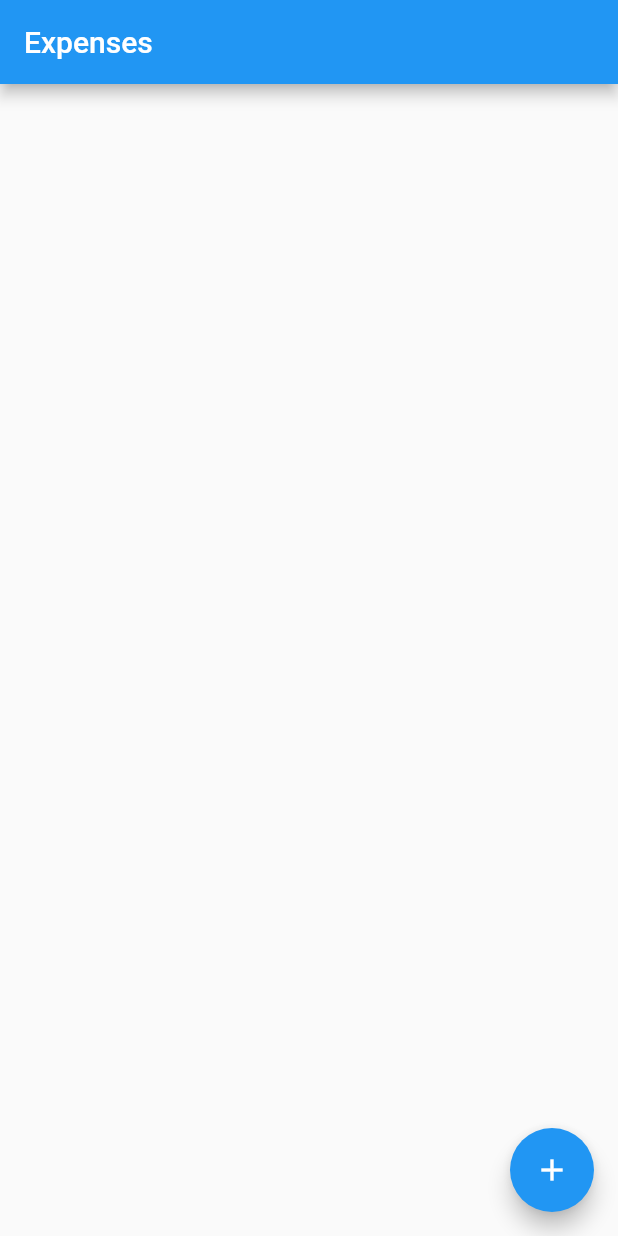
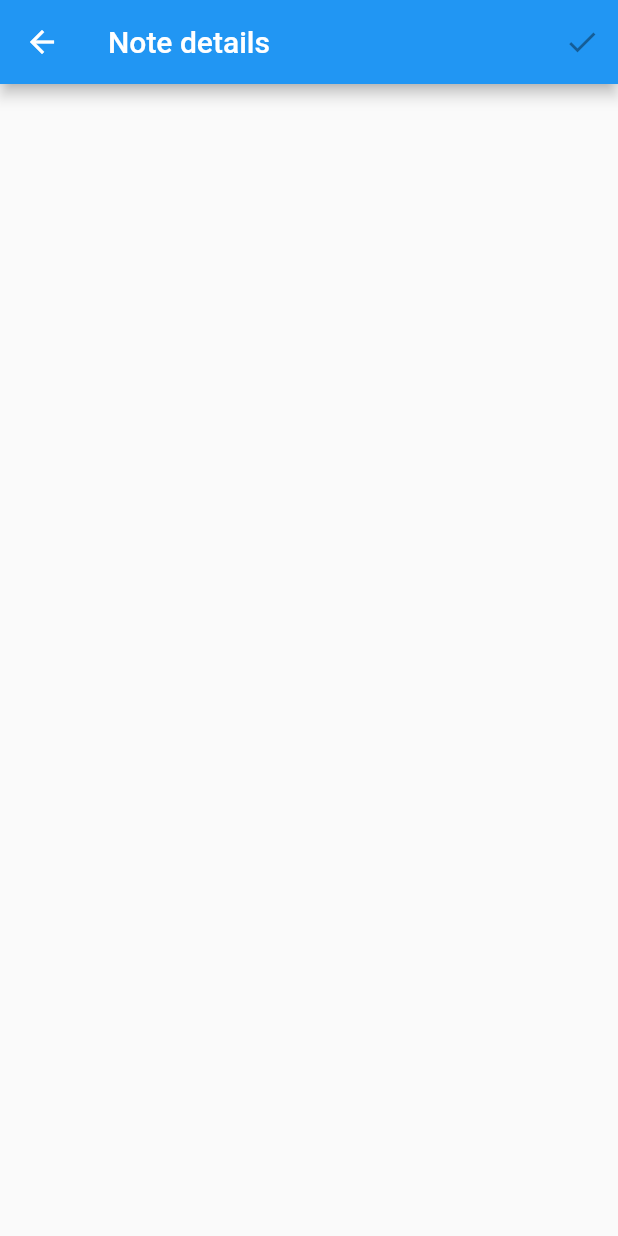
Before and after one commit to fpalonso/savings, a Flutter app: the screen it shows after launch, after a tap on the "add" icon, on a phone screen of 412 x 824 dp. Run offline on Flutter 3.47's test engine with Material 2 defaults, Android fonts, the phone set to English and light mode, and no system bars; our stand-ins replace decimal.

Commit message:
open note details when + is pressed

```diff
--- a/lib/src/app.dart
+++ b/lib/src/app.dart
@@ -6,7 +6,7 @@ class App extends StatelessWidget {
   Widget build(BuildContext context) {
     return MaterialApp(
       title: 'Savings',
-      home: NoteList(),
+      home: NoteList('Notes'),
     );
   }
 }
--- a/lib/src/ui/note_details.dart
+++ b/lib/src/ui/note_details.dart
@@ -1,6 +1,10 @@
 import 'package:flutter/material.dart';
 
 class NoteDetails extends StatefulWidget {
+  final String title;
+
+  NoteDetails(this.title);
+
   @override
   _NoteDetailsState createState() => _NoteDetailsState();
 }
@@ -10,7 +14,7 @@ class _NoteDetailsState extends State<NoteDetails> {
   Widget build(BuildContext context) {
     return Scaffold(
         appBar: AppBar(
-          title: Text('Note details'),
+          title: Text(widget.title),
           actions: [IconButton(icon: Icon(Icons.check), onPressed: null)],
         ),
         body: Center(
--- a/lib/src/ui/note_list.dart
+++ b/lib/src/ui/note_list.dart
@@ -1,6 +1,11 @@
 import 'package:flutter/material.dart';
+import 'package:savings/src/ui/note_details.dart';
 
 class NoteList extends StatefulWidget {
+  final String title;
+
+  NoteList(this.title);
+
   @override
   _NoteListState createState() => _NoteListState();
 }
@@ -10,17 +15,18 @@ class _NoteListState extends State<NoteList> {
   Widget build(BuildContext context) {
     return Scaffold(
       appBar: AppBar(
-        title: Text('Expenses'),
+        title: Text(widget.title),
       ),
       body: Center(
-        // TODO
-      ),
+          // TODO
+          ),
       floatingActionButton: FloatingActionButton(
-        child: Icon(Icons.add),
-        onPressed: () {
-          // TODO
-        }
-      ),
+          child: Icon(Icons.add),
+          onPressed: () {
+            Navigator.of(context).push(MaterialPageRoute(
+              builder: (context) => NoteDetails('Note details'),
+            ));
+          }),
     );
   }
 }
```
Also changed, not shown: 1 other file.
